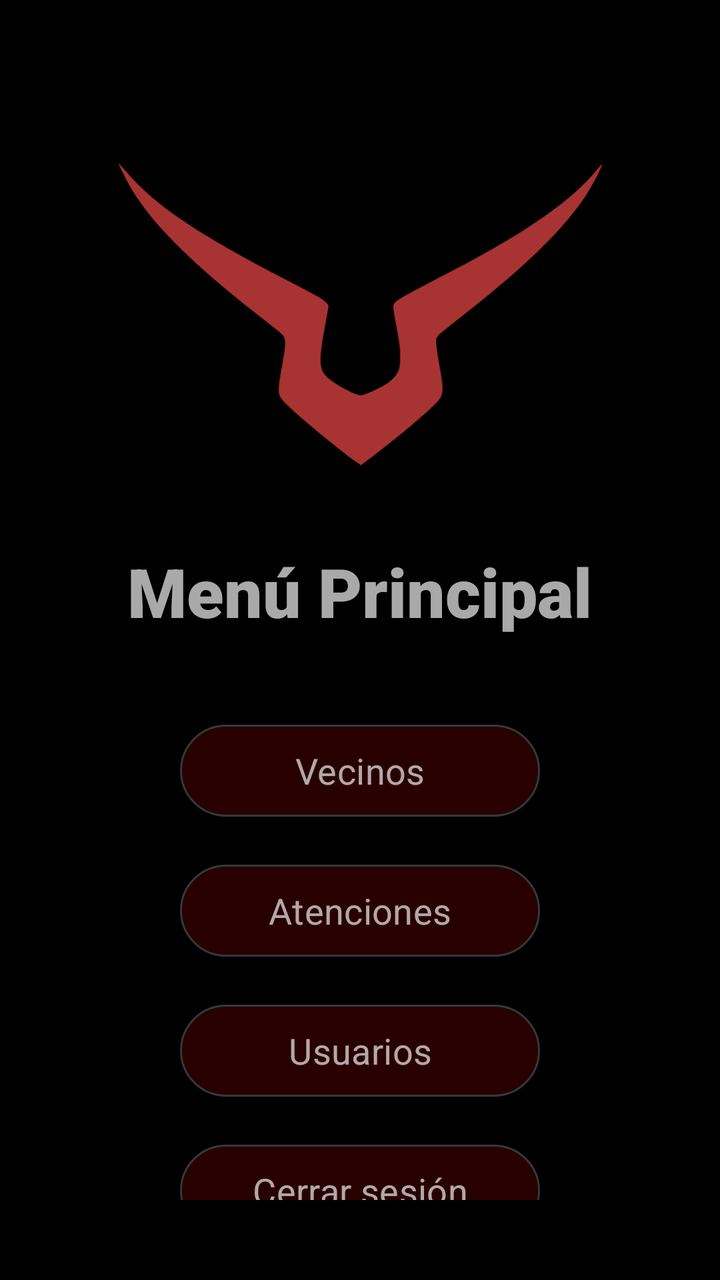
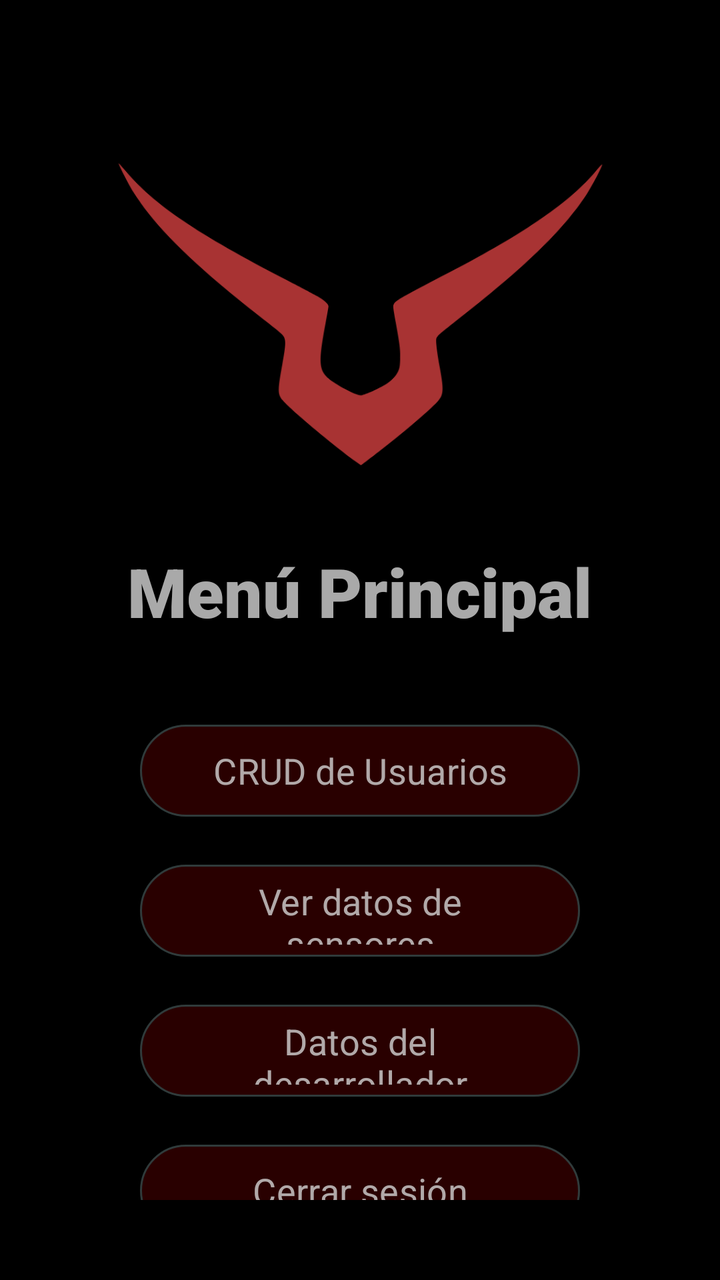

An Android layout rendered at two revisions. The XML below is the earlier revision; the diff shows what the commit changed to produce the second picture.
<!-- AndroidManifest.xml: application theme Theme.PROYECTOPENKA -->
<!-- res/layout/activity_main_menu.xml -->
<?xml version="1.0" encoding="utf-8"?>
<LinearLayout xmlns:android="http://schemas.android.com/apk/res/android"
    xmlns:app="http://schemas.android.com/apk/res-auto"
    android:id="@+id/main"
    android:layout_width="match_parent"
    android:layout_height="match_parent"
    android:gravity="center|top"
    android:orientation="vertical"
    android:padding="40dp">

    <ImageView
        android:id="@+id/imageView12"
        android:layout_width="293dp"
        android:layout_height="153dp"
        android:layout_marginTop="40dp"
        android:cropToPadding="false"
        app:layout_constraintEnd_toEndOf="parent"
        app:layout_constraintStart_toStartOf="parent"
        app:layout_constraintTop_toTopOf="parent"
        app:srcCompat="@drawable/logo" />

    <TextView
        android:id="@+id/menu_title"
        android:layout_width="wrap_content"
        android:layout_height="wrap_content"
        android:layout_marginBottom="40dp"
        android:fontFamily="sans-serif-black"
        android:paddingTop="40sp"
        android:text="Menú Principal"
        android:textAlignment="center"
        android:textColor="#CCD3D3D3"
        android:textSize="34sp" />

    <Button
        android:id="@+id/btn_vecinos"
        android:layout_width="180sp"
        android:layout_height="54dp"
        android:layout_marginBottom="16dp"
        android:backgroundTint="#26960000"
        android:fontFamily="sans-serif"
        android:text="Vecinos"
        android:textColor="#CCD3D3D3"
        android:textSize="18sp"
        app:strokeColor="#80397676"
        app:strokeWidth="1sp" />

    <Button
        android:id="@+id/btn_atenciones"
        android:layout_width="180sp"
        android:layout_height="54dp"
        android:layout_marginBottom="16dp"
        android:backgroundTint="#26960000"
        android:fontFamily="sans-serif"
        android:text="Atenciones"
        android:textColor="#CCD3D3D3"
        android:textSize="18sp"
        app:strokeColor="#80397676"
        app:strokeWidth="1sp" />

    <Button
        android:id="@+id/btn_usuarios"
        android:layout_width="180sp"
        android:layout_height="54dp"
        android:layout_marginBottom="16dp"
        android:backgroundTint="#26960000"
        android:fontFamily="sans-serif"
        android:text="Usuarios"
        android:textColor="#CCD3D3D3"
        android:textSize="18sp"
        app:strokeColor="#80397676"
        app:strokeWidth="1sp" />

    <Button
        android:id="@+id/btn_logout"
        android:layout_width="180sp"
        android:layout_height="54dp"
        android:layout_marginBottom="16dp"
        android:backgroundTint="#26960000"
        android:fontFamily="sans-serif"
        android:text="Cerrar sesión"
        android:textColor="#CCD3D3D3"
        android:textSize="18sp"
        app:strokeColor="#80397676"
        app:strokeWidth="1sp" />

</LinearLayout>
<!-- resources referenced by this layout -->
<resources>
  <!-- drawable logo: vector/xml drawable (drawable, 3251 chars, omitted) -->
  <style name="Theme.PROYECTOPENKA" parent="Base.Theme.PROYECTOPENKA" />
  <style name="Base.Theme.PROYECTOPENKA" parent="Theme.Material3.DayNight.NoActionBar">
          <item name="android:windowBackground">@android:color/black</item>
          <item name="android:windowAnimationStyle">@style/FadeTransition</item>
      </style>
  <style name="FadeTransition" parent="@android:style/Animation.Activity">
          <item name="android:activityOpenEnterAnimation">@anim/fade_in</item>
          <item name="android:activityOpenExitAnimation">@anim/fade_out</item>
          <item name="android:activityCloseEnterAnimation">@anim/fade_in</item>
          <item name="android:activityCloseExitAnimation">@anim/fade_out</item>
      </style>
</resources>

<!-- the commit's change to res/layout/activity_main_menu.xml (unified diff, before → after) -->
@@ -14,9 +14,6 @@
         android:layout_height="153dp"
         android:layout_marginTop="40dp"
         android:cropToPadding="false"
-        app:layout_constraintEnd_toEndOf="parent"
-        app:layout_constraintStart_toStartOf="parent"
-        app:layout_constraintTop_toTopOf="parent"
         app:srcCompat="@drawable/logo" />
 
     <TextView
@@ -32,39 +29,39 @@
         android:textSize="34sp" />
 
     <Button
-        android:id="@+id/btn_vecinos"
-        android:layout_width="180sp"
+        android:id="@+id/btn_gestion"
+        android:layout_width="220sp"
         android:layout_height="54dp"
         android:layout_marginBottom="16dp"
         android:backgroundTint="#26960000"
         android:fontFamily="sans-serif"
-        android:text="Vecinos"
+        android:text="CRUD de Usuarios"
         android:textColor="#CCD3D3D3"
         android:textSize="18sp"
         app:strokeColor="#80397676"
         app:strokeWidth="1sp" />
 
     <Button
-        android:id="@+id/btn_atenciones"
-        android:layout_width="180sp"
+        android:id="@+id/btn_sensores"
+        android:layout_width="220sp"
         android:layout_height="54dp"
         android:layout_marginBottom="16dp"
         android:backgroundTint="#26960000"
         android:fontFamily="sans-serif"
-        android:text="Atenciones"
+        android:text="Ver datos de sensores"
         android:textColor="#CCD3D3D3"
         android:textSize="18sp"
         app:strokeColor="#80397676"
         app:strokeWidth="1sp" />
 
     <Button
-        android:id="@+id/btn_usuarios"
-        android:layout_width="180sp"
+        android:id="@+id/btn_creditos"
+        android:layout_width="220sp"
         android:layout_height="54dp"
         android:layout_marginBottom="16dp"
         android:backgroundTint="#26960000"
         android:fontFamily="sans-serif"
-        android:text="Usuarios"
+        android:text="Datos del desarrollador"
         android:textColor="#CCD3D3D3"
         android:textSize="18sp"
         app:strokeColor="#80397676"
@@ -72,7 +69,7 @@
 
     <Button
         android:id="@+id/btn_logout"
-        android:layout_width="180sp"
+        android:layout_width="220sp"
         android:layout_height="54dp"
         android:layout_marginBottom="16dp"
         android:backgroundTint="#26960000"
